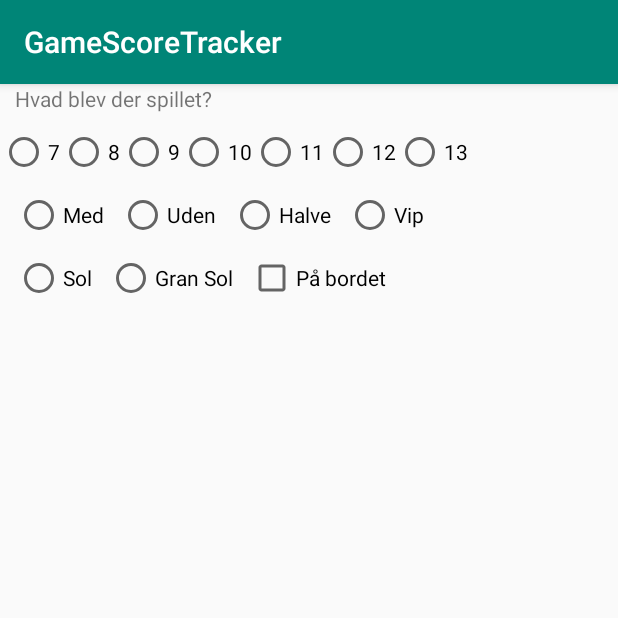
After one commit to Dalphs/GameScoreTracker, an Android app: the WhistRoundResultActivity screen opened directly, with no data from a screen before it, on a phone screen of 412 x 824 dp, the top half of it. The commit adds this screen. Run offline under Robolectric (Android 15) with nearby library versions, the phone set to English and light mode, and no system bars; 5 statements that could not run were skipped.

Commit message:
Result screen after a round is partially finished. Few viewmodel operations have been implemented

```diff
--- a/app/src/main/AndroidManifest.xml
+++ b/app/src/main/AndroidManifest.xml
@@ -9,7 +9,9 @@
         android:roundIcon="@mipmap/ic_launcher_round"
         android:supportsRtl="true"
         android:theme="@style/AppTheme">
-        <activity android:name=".View.Rummy.RummyScoreboardActivity"></activity>
+        <activity android:name=".View.Whist.WhistRoundResultActivity"></activity>
+        <activity android:name=".View.Whist.WhistScoreBoardActivity" />
+        <activity android:name=".View.Rummy.RummyScoreboardActivity" />
         <activity android:name=".View.ParticipatingPlayersActivity" />
         <activity android:name=".View.ChooseGameActivity" />
         <activity android:name=".View.MainActivity">
--- a/app/src/main/java/dk/hawkster/gamescoretracker/View/ParticipatingPlayersActivity.java
+++ b/app/src/main/java/dk/hawkster/gamescoretracker/View/ParticipatingPlayersActivity.java
@@ -13,6 +13,8 @@ import java.util.List;
 
 import dk.hawkster.gamescoretracker.R;
 import dk.hawkster.gamescoretracker.View.Rummy.RummyScoreboardActivity;
+import dk.hawkster.gamescoretracker.View.Whist.WhistRoundResultActivity;
+import dk.hawkster.gamescoretracker.View.Whist.WhistScoreBoardActivity;
 
 public class ParticipatingPlayersActivity extends AppCompatActivity {
 
@@ -78,6 +80,7 @@ public class ParticipatingPlayersActivity extends AppCompatActivity {
                     nextClass = new Intent(this, RummyScoreboardActivity.class);
                     break;
                 case "Whist":
+                    nextClass = new Intent(this, WhistScoreBoardActivity.class);
                     break;
                 case "3-mands whist":
                     break;
@@ -86,8 +89,17 @@ public class ParticipatingPlayersActivity extends AppCompatActivity {
                 case "Backgammon":
                     break;
             }
-            nextClass.putExtra("PP", getPlayers());
-            startActivity(nextClass);
+            ArrayList<String> players = getPlayers();
+            if(buttonPressed.equals("Whist") && players.size() < 4){
+                Toast tooFew = Toast.makeText(this, "Min. 4 spillere", Toast.LENGTH_SHORT);
+                tooFew.show();
+            }else if (buttonPressed.equals("Whist") && players.size() > 4){
+                Toast tooMany = Toast.makeText(this, "Max. 4 spillere", Toast.LENGTH_SHORT);
+                tooMany.show();
+            }else {
+                nextClass.putExtra("PP", getPlayers());
+                startActivity(nextClass);
+            }
 
         } else{
             Toast failedToast = Toast.makeText(this, "Mission failed", Toast.LENGTH_SHORT);
--- /dev/null
+++ b/app/src/main/java/dk/hawkster/gamescoretracker/View/Whist/WhistRoundResultActivity.java
@@ -0,0 +1,123 @@
+package dk.hawkster.gamescoretracker.View.Whist;
+
+import android.support.v7.app.AppCompatActivity;
+import android.os.Bundle;
+import android.util.Log;
+import android.view.View;
+import android.widget.ArrayAdapter;
+import android.widget.CheckBox;
+import android.widget.LinearLayout;
+import android.widget.RadioButton;
+import android.widget.RadioGroup;
+import android.widget.Spinner;
+
+import java.util.ArrayList;
+import java.util.List;
+
+import dk.hawkster.gamescoretracker.Model.Player;
+import dk.hawkster.gamescoretracker.R;
+
+public class WhistRoundResultActivity extends AppCompatActivity {
+
+    List<String> players;
+
+    RadioGroup rgGameModePoints, rgGameMode, rgSun;
+    CheckBox cbOnTheTable, cbPlayer1, cbPlayer2, cbPlayer3, cbPlayer4;
+    LinearLayout llSuits, llPlayerPlaying, llWhip;
+    RadioButton rbWhip;
+    Spinner sDropDownMenu;
+
+    @Override
+    protected void onCreate(Bundle savedInstanceState) {
+        super.onCreate(savedInstanceState);
+        setContentView(R.layout.activity_whist_round_result);
+
+        List<String> players = new ArrayList<>();
+        Object extraPP = getIntent().getExtras().get("PP");
+        if(extraPP instanceof ArrayList<?>){
+            ArrayList<?> al = (ArrayList<?>) extraPP;
+            if(al.size() > 0){
+                for (int i = 0; i < al.size(); i++) {
+                    if(al.get(i) instanceof String){
+                        players.add((String) al.get(i));
+                    }
+                }
+            }
+        }
+        this.players = players;
+
+        rgGameModePoints = findViewById(R.id.game_mode_points_radiogroup);
+        rgGameMode = findViewById(R.id.game_mode_radiogroup);
+        rgSun = findViewById(R.id.sun_types_radiogroup);
+
+        cbOnTheTable = findViewById(R.id.checkbox_on_the_table);
+
+        llSuits = findViewById(R.id.suits_container);
+        llPlayerPlaying = findViewById(R.id.players_playing_container);
+        llWhip = findViewById(R.id.whip_container);
+
+        rbWhip = findViewById(R.id.radiobutton_whip);
+
+        sDropDownMenu = findViewById(R.id.spinner_whip);
+        setupSpinner();
+
+        setupPlayers();
+
+    }
+
+    public void setupSpinner(){
+        List<String> numberOfWhips = new ArrayList<>();
+        numberOfWhips.add("1");
+        numberOfWhips.add("2");
+        numberOfWhips.add("3");
+
+        ArrayAdapter<String> arrayAdapter = new ArrayAdapter<>(this, R.layout.support_simple_spinner_dropdown_item, numberOfWhips);
+        sDropDownMenu.setAdapter(arrayAdapter);
+
+    }
+
+    public void setupPlayers(){
+        cbPlayer1 = findViewById(R.id.checkbox_player1);
+        cbPlayer2 = findViewById(R.id.checkbox_player2);
+        cbPlayer3 = findViewById(R.id.checkbox_player3);
+        cbPlayer4 = findViewById(R.id.checkbox_player4);
+
+        cbPlayer1.setText(players.get(0));
+        cbPlayer2.setText(players.get(1));
+        cbPlayer3.setText(players.get(2));
+        cbPlayer4.setText(players.get(3));
+    }
+
+    public void normalGameModeChosen(View view) {
+        rgSun.clearCheck();
+        cbOnTheTable.setChecked(false);
+        int gameModePoints = rgGameModePoints.getCheckedRadioButtonId();
+        int gameMode = rgGameMode.getCheckedRadioButtonId();
+        llPlayerPlaying.setVisibility(LinearLayout.INVISIBLE);
+
+        if(gameModePoints >= 0 && gameMode >= 0 ){
+          llSuits.setVisibility(LinearLayout.VISIBLE);
+            int whipButton = rbWhip.getId();
+            if(gameMode == whipButton){
+                llWhip.setVisibility(LinearLayout.VISIBLE);
+            }
+        }
+    }
+
+    public void sunGameModeChosen(View view) {
+        rgGameMode.clearCheck();
+        rgGameModePoints.clearCheck();
+        llSuits.setVisibility(LinearLayout.VISIBLE);
+
+        int sunMode = rgSun.getCheckedRadioButtonId();
+
+        if (sunMode >= 0){
+            llPlayerPlaying.setVisibility(LinearLayout.VISIBLE);
+        }
+    }
+
+    public void suitChosen(View view) {
+        llPlayerPlaying.setVisibility(LinearLayout.VISIBLE);
+
+    }
+}
--- /dev/null
+++ b/app/src/main/java/dk/hawkster/gamescoretracker/View/Whist/WhistScoreBoardActivity.java
@@ -0,0 +1,51 @@
+package dk.hawkster.gamescoretracker.View.Whist;
+
+import android.content.Intent;
+import android.support.v7.app.AppCompatActivity;
+import android.os.Bundle;
+import android.view.View;
+import android.widget.LinearLayout;
+
+import java.util.ArrayList;
+import java.util.List;
+
+import dk.hawkster.gamescoretracker.R;
+
+public class WhistScoreBoardActivity extends AppCompatActivity {
+
+    LinearLayout llContainer;
+    Bundle extras;
+
+    @Override
+    protected void onCreate(Bundle savedInstanceState) {
+        super.onCreate(savedInstanceState);
+        setContentView(R.layout.activity_whist_score_board);
+
+        llContainer = findViewById(R.id.linear_layout_whist_players);
+
+        extras = getIntent().getExtras();
+
+        List<String> players = new ArrayList<>();
+        Object extraPP = extras.get("PP");
+        if(extraPP instanceof ArrayList<?>){
+            ArrayList<?> al = (ArrayList<?>) extraPP;
+            if(al.size() > 0){
+                for (int i = 0; i < al.size(); i++) {
+                    if(al.get(i) instanceof String){
+                        players.add((String) al.get(i));
+                    }
+                }
+            }
+        }
+
+        WhistViewModel whistViewModel = new WhistViewModel(players);
+
+        Intent intent = new Intent(this, WhistRoundResultActivity.class);
+        ArrayList<String> playerNames = new ArrayList<>(players);
+        intent.putExtra("PP", playerNames);
+        startActivity(intent);
+    }
+
+    public void newRound(View view) {
+    }
+}
--- /dev/null
+++ b/app/src/main/java/dk/hawkster/gamescoretracker/View/Whist/WhistViewModel.java
@@ -0,0 +1,37 @@
+package dk.hawkster.gamescoretracker.View.Whist;
+
+import java.util.ArrayList;
+import java.util.List;
+
+import dk.hawkster.gamescoretracker.Model.Player;
+
+public class WhistViewModel {
+
+    List<Player> players;
+    List<String> playerNames;
+
+    public WhistViewModel(List<String> players) {
+
+        players = new ArrayList<>();
+        playerNames = players;
+        for (String player: players) {
+            this.players.add(new Player(player));
+        }
+    }
+
+    public List<Player> getPlayers() {
+        return players;
+    }
+
+    public void setPlayers(List<Player> players) {
+        this.players = players;
+    }
+
+    public List<String> getPlayerNames() {
+        return playerNames;
+    }
+
+    public void setPlayerNames(List<String> playerNames) {
+        this.playerNames = playerNames;
+    }
+}
--- /dev/null
+++ b/app/src/main/res/layout/activity_whist_round_result.xml
@@ -0,0 +1,303 @@
+<?xml version="1.0" encoding="utf-8"?>
+<LinearLayout xmlns:android="http://schemas.android.com/apk/res/android"
+    xmlns:app="http://schemas.android.com/apk/res-auto"
+    xmlns:tools="http://schemas.android.com/tools"
+    android:layout_width="match_parent"
+    android:layout_height="match_parent"
+    android:orientation="vertical"
+    tools:context=".View.Whist.WhistRoundResultActivity">
+
+    <TextView
+        android:layout_width="wrap_content"
+        android:layout_height="wrap_content"
+        android:text="@string/text_view_game_played"
+        android:layout_marginStart="10dp"
+        android:layout_marginLeft="10dp" />
+
+        <RadioGroup
+            android:layout_width="match_parent"
+            android:layout_height="wrap_content"
+            android:orientation="horizontal"
+            android:layout_marginTop="10dp"
+            android:id="@+id/game_mode_points_radiogroup">
+
+            <RadioButton
+                android:layout_width="wrap_content"
+                android:layout_height="wrap_content"
+                android:text="@string/number_seven"
+                android:id="@+id/radiobutton_seven"
+                android:onClick="normalGameModeChosen"/>
+            <RadioButton
+                android:layout_width="wrap_content"
+                android:layout_height="wrap_content"
+                android:text="@string/number_eight"
+                android:id="@+id/radiobutton_eight"
+                android:onClick="normalGameModeChosen"/>
+            <RadioButton
+                android:layout_width="wrap_content"
+                android:layout_height="wrap_content"
+                android:text="@string/number_nine"
+                android:id="@+id/radiobutton_nine"
+                android:onClick="normalGameModeChosen"/>
+            <RadioButton
+                android:layout_width="wrap_content"
+                android:layout_height="wrap_content"
+                android:text="@string/number_ten"
+                android:id="@+id/radiobutton_ten"
+                android:onClick="normalGameModeChosen"/>
+            <RadioButton
+                android:layout_width="wrap_content"
+                android:layout_height="wrap_content"
+                android:text="@string/number_eleven"
+                android:id="@+id/radiobutton_eleven"
+                android:onClick="normalGameModeChosen"/>
+            <RadioButton
+                android:layout_width="wrap_content"
+                android:layout_height="wrap_content"
+                android:text="@string/number_twelve"
+                android:id="@+id/radiobutton_twelve"
+                android:onClick="normalGameModeChosen"/>
+            <RadioButton
+                android:layout_width="wrap_content"
+                android:layout_height="wrap_content"
+                android:text="@string/number_thirteen"
+                android:id="@+id/radiobutton_thirteen"
+                android:onClick="normalGameModeChosen"/>
+
+        </RadioGroup>
+
+    <RadioGroup
+        android:layout_width="match_parent"
+        android:layout_height="wrap_content"
+        android:orientation="horizontal"
+        android:id="@+id/game_mode_radiogroup"
+        android:layout_marginTop="10dp">
+
+        <RadioButton
+            android:layout_width="wrap_content"
+            android:layout_height="wrap_content"
+            android:layout_marginStart="10dp"
+            android:layout_marginLeft="10dp"
+            android:text="@string/checkbox_with"
+            android:id="@+id/radiobutton_with"
+            android:onClick="normalGameModeChosen"/>
+
+        <RadioButton
+            android:layout_width="wrap_content"
+            android:layout_height="wrap_content"
+            android:layout_marginStart="10dp"
+            android:layout_marginLeft="10dp"
+            android:text="@string/checkbox_without"
+            android:id="@+id/radiobutton_without"
+            android:onClick="normalGameModeChosen"/>
+
+        <RadioButton
+            android:layout_width="wrap_content"
+            android:layout_height="wrap_content"
+            android:layout_marginStart="10dp"
+            android:layout_marginLeft="10dp"
+            android:text="@string/checkbox_halves"
+            android:id="@+id/radiobutton_halves"
+            android:onClick="normalGameModeChosen"/>
+
+        <RadioButton
+            android:layout_width="wrap_content"
+            android:layout_height="wrap_content"
+            android:layout_marginStart="10dp"
+            android:layout_marginLeft="10dp"
+            android:text="@string/checkbox_whip"
+            android:id="@+id/radiobutton_whip"
+            android:onClick="normalGameModeChosen"/>
+
+    </RadioGroup>
+
+    <LinearLayout
+        android:layout_width="match_parent"
+        android:layout_height="wrap_content"
+        android:orientation="horizontal"
+        android:layout_marginTop="10dp"
+        android:id="@+id/sun_types_container">
+
+        <RadioGroup
+            android:layout_width="wrap_content"
+            android:layout_height="wrap_content"
+            android:orientation="horizontal"
+            android:id="@+id/sun_types_radiogroup">
+
+        <RadioButton
+            android:layout_width="wrap_content"
+            android:layout_height="wrap_content"
+            android:layout_marginStart="10dp"
+            android:layout_marginLeft="10dp"
+            android:text="@string/checkbox_sun"
+            android:id="@+id/radiobutton_sun"
+            android:onClick="sunGameModeChosen"/>
+
+        <RadioButton
+            android:layout_width="wrap_content"
+            android:layout_height="wrap_content"
+            android:layout_marginStart="10dp"
+            android:layout_marginLeft="10dp"
+            android:text="@string/checkbox_clean_sun"
+            android:id="@+id/radiobutton_clean_sun"
+            android:onClick="sunGameModeChosen"/>
+
+        </RadioGroup>
+
+        <CheckBox
+            android:layout_width="wrap_content"
+            android:layout_height="wrap_content"
+            android:layout_marginStart="10dp"
+            android:layout_marginLeft="10dp"
+            android:text="@string/checkbox_on_the_table"
+            android:id="@+id/checkbox_on_the_table"
+            android:onClick="sunGameModeChosen"/>
+    </LinearLayout>
+
+    <LinearLayout
+        android:layout_width="match_parent"
+        android:layout_height="wrap_content"
+        android:orientation="vertical"
+        android:layout_marginTop="10dp"
+        android:id="@+id/whip_container"
+        android:visibility="invisible">
+
+        <TextView
+            android:layout_width="wrap_content"
+            android:layout_height="wrap_content"
+            android:layout_marginStart="10dp"
+            android:layout_marginLeft="10dp"
+            android:text="@string/text_view_whips"/>
+
+        <Spinner
+            android:layout_width="100dp"
+            android:layout_height="wrap_content"
+            android:id="@+id/spinner_whip"
+            android:layout_marginTop="10dp"
+            android:background="@android:drawable/btn_dropdown"
+            android:spinnerMode="dropdown">
+        </Spinner>
+
+    </LinearLayout>
+
+    <LinearLayout
+        android:layout_width="match_parent"
+        android:layout_height="wrap_content"
+        android:orientation="vertical"
+        android:layout_marginTop="10dp"
+        android:id="@+id/suits_container"
+        android:visibility="invisible">
+
+        <TextView
+            android:layout_width="wrap_content"
+            android:layout_height="wrap_content"
+            android:layout_marginStart="10dp"
+            android:layout_marginLeft="10dp"
+            android:text="@string/text_view_suit_played" />
+
+        <RadioGroup
+            android:layout_width="match_parent"
+            android:layout_height="wrap_content"
+            android:orientation="horizontal"
+            android:layout_marginTop="10dp">
+
+        <RadioButton
+            android:layout_width="wrap_content"
+            android:layout_height="wrap_content"
+            android:layout_marginStart="10dp"
+            android:layout_marginLeft="10dp"
+            android:onClick="suitChosen"
+            android:text="@string/suit_hearts"
+            android:id="@+id/radiobutton_hearts"/>
+
+        <RadioButton
+            android:layout_width="wrap_content"
+            android:layout_height="wrap_content"
+            android:layout_marginStart="10dp"
+            android:layout_marginLeft="10dp"
+            android:onClick="suitChosen"
+            android:text="@string/suit_spades"
+            android:id="@+id/radiobutton_spades"/>
+
+        <RadioButton
+            android:layout_width="wrap_content"
+            android:layout_height="wrap_content"
+            android:layout_marginStart="10dp"
+            android:layout_marginLeft="10dp"
+            android:onClick="suitChosen"
+            android:text="@string/suit_diamonds"
+            android:id="@+id/radiobutton_diamonds"/>
+
+        <RadioButton
+            android:layout_width="wrap_content"
+            android:layout_height="wrap_content"
+            android:layout_marginStart="10dp"
+            android:layout_marginLeft="10dp"
+            android:onClick="suitChosen"
+            android:text="@string/suit_clubs"
+            android:id="@+id/radiobutton_clubs"/>
+
+        </RadioGroup>
+    </LinearLayout>
+
+    <LinearLayout
+        android:layout_width="match_parent"
+        android:layout_height="wrap_content"
+        android:orientation="horizontal"
+        android:layout_marginTop="10dp"
+        android:id="@+id/players_playing_container"
+        android:visibility="invisible">
+
+        <CheckBox
+            android:layout_width="wrap_content"
+            android:layout_height="wrap_content"
+            android:id="@+id/checkbox_player1"/>
+        <CheckBox
+            android:layout_width="wrap_content"
+            android:layout_height="wrap_content"
+            android:id="@+id/checkbox_player2"/>
+        <CheckBox
+            android:layout_width="wrap_content"
+            android:layout_height="wrap_content"
+            android:id="@+id/checkbox_player3"/>
+        <CheckBox
+            android:layout_width="wrap_content"
+            android:layout_height="wrap_content"
+            android:id="@+id/checkbox_player4"/>
+    </LinearLayout>
+
+    <LinearLayout
+        android:layout_width="match_parent"
+        android:layout_height="wrap_content"
+        android:orientation="vertical"
+        android:layout_marginTop="10dp"
+        android:id="@+id/number_of_tricks_container"
+        android:visibility="invisible">
+
+        <TextView
+            android:layout_width="wrap_content"
+            android:layout_height="wrap_content"
+            android:layout_marginStart="10dp"
+            android:layout_marginLeft="10dp"
+            android:text="@string/text_view_trick_count"/>
+
+        <Spinner
+            android:layout_width="100dp"
+            android:layout_marginTop="10dp"
+            android:layout_height="wrap_content"
+            android:id="@+id/spinner_number_of_tricks"
+            android:background="@android:drawable/btn_dropdown"
+            android:spinnerMode="dropdown">
+        </Spinner>
+    </LinearLayout>
+
+    <LinearLayout
+        android:layout_width="match_parent"
+        android:layout_height="wrap_content"
+        android:id="@+id/number_of_tricks_sun"
+        android:orientation="vertical"
+        android:layout_marginTop="10dp"
+        android:visibility="invisible">
+    </LinearLayout>
+
+</LinearLayout>
--- /dev/null
+++ b/app/src/main/res/layout/activity_whist_score_board.xml
@@ -0,0 +1,30 @@
+<?xml version="1.0" encoding="utf-8"?>
+<ScrollView xmlns:android="http://schemas.android.com/apk/res/android"
+    xmlns:tools="http://schemas.android.com/tools"
+    android:layout_width="match_parent"
+    android:layout_height="match_parent"
+    android:orientation="vertical"
+    tools:context=".View.Whist.WhistScoreBoardActivity">
+
+<LinearLayout
+    android:layout_width="match_parent"
+    android:layout_height="wrap_content"
+    android:orientation="vertical">
+    <LinearLayout
+        android:layout_width="match_parent"
+        android:layout_height="wrap_content"
+        android:orientation="horizontal"
+        android:id="@+id/linear_layout_whist_players"
+        android:weightSum="2">
+
+    </LinearLayout>
+
+    <Button
+        android:layout_width="match_parent"
+        android:layout_height="wrap_content"
+        android:text="@string/button_new_round"
+        android:onClick="newRound"/>
+
+</LinearLayout>
+
+</ScrollView>
--- a/app/src/main/res/values/strings.xml
+++ b/app/src/main/res/values/strings.xml
@@ -13,8 +13,40 @@
     <string name="button_done">Start</string>
     <string name="button_back">Tilbage</string>
     <string name="button_add">Tilføj</string>
+    <string name="button_new_round">Ny Runde</string>
 
     <string name="text_view_spillere">Spillere:</string>
+    <string name="text_view_whips">Antal vip?</string>
+    <string name="text_view_game_played">Hvad blev der spillet?</string>
+    <string name="text_view_suit_played">Hvilken kulør blev der spillet?</string>
+    <string name="text_view_trick_count">Antal stik?</string>
+
+    <string name="checkbox_sun">Sol</string>
+    <string name="checkbox_clean_sun">Gran Sol</string>
+    <string name="checkbox_on_the_table">På bordet</string>
+    <string name="checkbox_with">Med</string>
+    <string name="checkbox_without">Uden</string>
+    <string name="checkbox_halves">Halve</string>
+    <string name="checkbox_whip">Vip</string>
+
+    <string name="number_one">1</string>
+    <string name="number_two">2</string>
+    <string name="number_three">3</string>
+    <string name="number_four">4</string>
+    <string name="number_five">5</string>
+    <string name="number_six">6</string>
+    <string name="number_seven">7</string>
+    <string name="number_eight">8</string>
+    <string name="number_nine">9</string>
+    <string name="number_ten">10</string>
+    <string name="number_eleven">11</string>
+    <string name="number_twelve">12</string>
+    <string name="number_thirteen">13</string>
+
+    <string name="suit_hearts">Hjerter</string>
+    <string name="suit_spades">Spar</string>
+    <string name="suit_diamonds">Ruder</string>
+    <string name="suit_clubs">Klør</string>
 
     <string name="edit_text_add_player">Navn</string>
 </resources>
```
